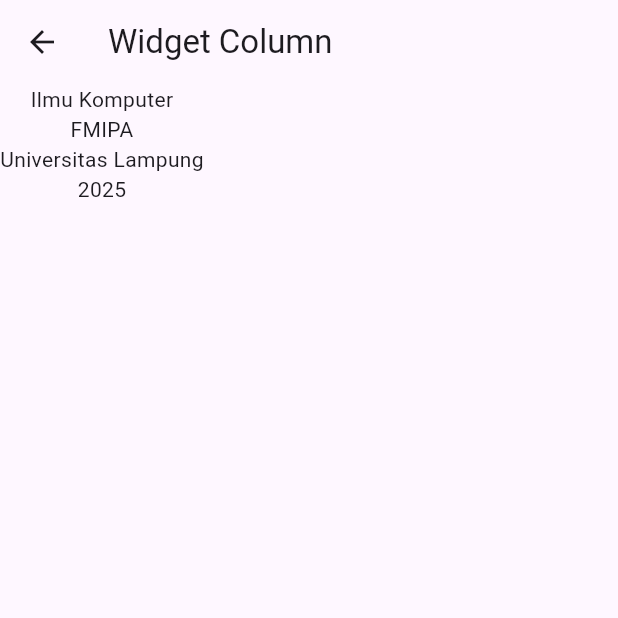
After one commit to sulthonarissetiawan/prak-mobilelanjut-2317051099, a Flutter app: the ColumnWidget screen opened directly, on a phone screen of 412 x 824 dp, the top half of it. The commit adds this screen. Run offline on Flutter 3.47's test engine with Material 3 defaults, Android fonts, the phone set to English and light mode, and no system bars.

Commit message:
Pertemuan 3: Basic Widget

```diff
--- /dev/null
+++ b/lib/column_widget.dart
@@ -0,0 +1,22 @@
+import 'package:flutter/material.dart';
+
+class ColumnWidget extends StatelessWidget {
+  const ColumnWidget({Key? key}) : super(key: key);
+
+  @override
+  Widget build(BuildContext context) {
+    return Scaffold(
+      appBar: AppBar(
+        title: const Text('Widget Column'),
+      ),
+      body: const Column(
+        children: [
+          Text('Ilmu Komputer'),
+          Text('FMIPA'),
+          Text('Universitas Lampung'),
+          Text('2025'),
+        ],
+      ),
+    );
+  }
+}
--- /dev/null
+++ b/lib/row_widget.dart
@@ -0,0 +1,22 @@
+import 'package:flutter/material.dart';
+
+class RowWidget extends StatelessWidget {
+  const RowWidget({Key? key}) : super(key: key);
+
+  @override
+  Widget build(BuildContext context) {
+    return Scaffold(
+      appBar: AppBar(
+        title: const Text('Widget Row'),
+      ),
+      body: Row(
+        children: const [
+          Text('Ilmu Komputer'),
+          Text('FMIPA'),
+          Text('Universitas Lampung'),
+          Text('2025'),
+        ],
+      ),
+    );
+  }
+}
--- a/pubspec.yaml
+++ b/pubspec.yaml
@@ -58,7 +58,8 @@ flutter:
   uses-material-design: true
 
   # To add assets to your application, add an assets section, like this:
-  # assets:
+  assets:
+      - assets/images/
   #   - images/a_dot_burr.jpeg
   #   - images/a_dot_ham.jpeg
 
```
Also changed, not shown: lib/basic_widget.dart (added, +29 -0 lines), lib/main.dart (+6 -112 lines), assets/images/logo.png (added).
